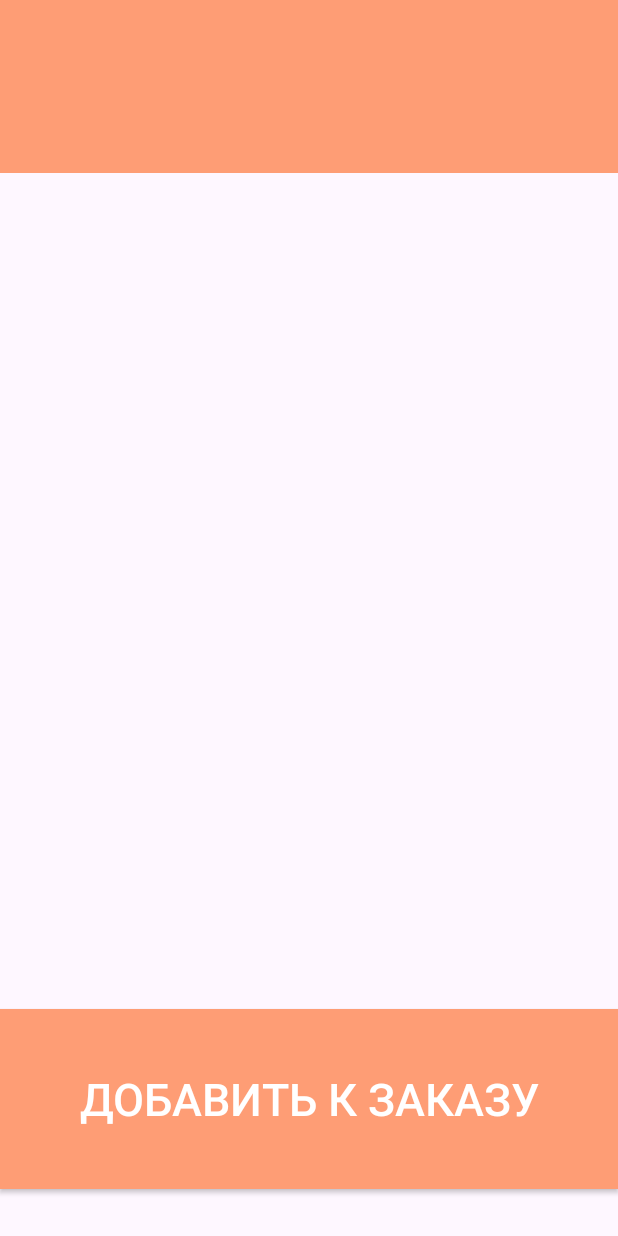
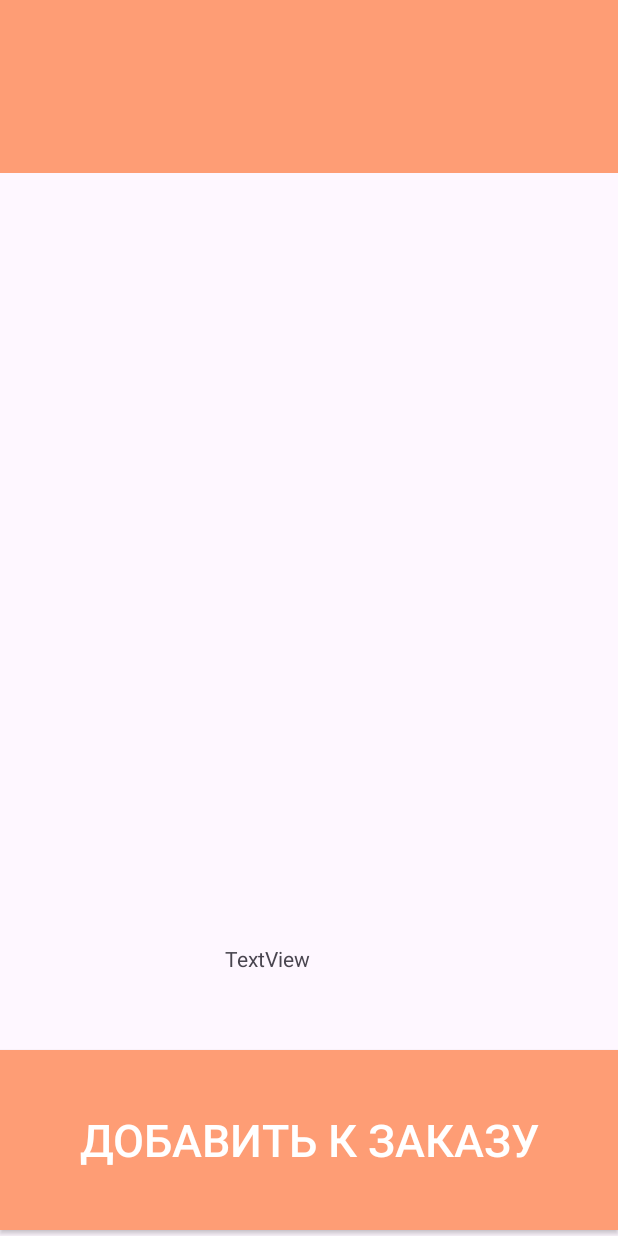
Before and after one commit to Joe6355/Coffe_DSV, an Android app: the Main3Activity screen opened directly, with no data from a screen before it, after a tap on "ДОБАВИТЬ К ЗАКАЗУ", on a phone screen of 412 x 824 dp. Run offline under Robolectric (Android 15) with nearby library versions, the phone set to English and light mode, and no system bars.

Commit message:
Сделал:      -в корзине теперь отображается цена товара, как и в самой активити      -поставлена защита от дурака, оплата не начнется пока пустая корзина

```diff
--- a/app/src/main/java/com/example/coffe_dsv/CartAdapter.java
+++ b/app/src/main/java/com/example/coffe_dsv/CartAdapter.java
@@ -45,10 +45,12 @@ public class CartAdapter extends BaseAdapter {
 
         ImageView itemImage = convertView.findViewById(R.id.item_image);
         TextView itemName = convertView.findViewById(R.id.item_name);
+        TextView itemPrice = convertView.findViewById(R.id.item_price);
         Button removeButton = convertView.findViewById(R.id.remove_button);
 
         itemImage.setImageResource(item.getImageResource());
         itemName.setText(item.getName());
+        itemPrice.setText(String.format("$%.2f", item.getPrice()));  // Установить цену
 
         removeButton.setOnClickListener(new View.OnClickListener() {
             @Override
--- a/app/src/main/java/com/example/coffe_dsv/Item.java
+++ b/app/src/main/java/com/example/coffe_dsv/Item.java
@@ -4,11 +4,13 @@ public class Item {
     private int id;
     private String name;
     private int imageResource;
+    private double price; // Новое поле
 
-    public Item(int id, String name, int imageResource) {
+    public Item(int id, String name, int imageResource, double price) {
         this.id = id;
         this.name = name;
         this.imageResource = imageResource;
+        this.price = price; // Инициализация нового поля
     }
 
     public int getId() {
@@ -22,4 +24,8 @@ public class Item {
     public int getImageResource() {
         return imageResource;
     }
+
+    public double getPrice() {
+        return price;
+    }
 }
--- a/app/src/main/res/layout/activity_main3.xml
+++ b/app/src/main/res/layout/activity_main3.xml
@@ -9,11 +9,10 @@
 
     <FrameLayout
         android:id="@+id/frame_layout"
-        android:layout_width="match_parent"
-        android:layout_height="495dp"
+        android:layout_width="401dp"
+        android:layout_height="454dp"
         android:background="@android:color/transparent"
         android:backgroundTint="@android:color/transparent"
-        app:layout_constraintBottom_toTopOf="@+id/add_to_bascet"
         app:layout_constraintEnd_toEndOf="parent"
         app:layout_constraintStart_toStartOf="parent"
         app:layout_constraintTop_toBottomOf="@+id/imageView52">
@@ -51,4 +50,18 @@
         app:layout_constraintVertical_bias="0.971"
         tools:ignore="TextContrastCheck" />
 
+    <TextView
+        android:id="@+id/item_price_main"
+        android:layout_width="89dp"
+        android:layout_height="25dp"
+        android:layout_marginStart="165dp"
+        android:layout_marginTop="15dp"
+        android:layout_marginEnd="188dp"
+        android:layout_marginBottom="1dp"
+        android:text="TextView"
+        app:layout_constraintBottom_toTopOf="@+id/add_to_bascet"
+        app:layout_constraintEnd_toEndOf="parent"
+        app:layout_constraintStart_toStartOf="parent"
+        app:layout_constraintTop_toBottomOf="@+id/frame_layout" />
+
 </androidx.constraintlayout.widget.ConstraintLayout>
```
Also changed, not shown: app/src/main/java/com/example/coffe_dsv/CorzinaActivity.java (+4 -4 lines), app/src/main/java/com/example/coffe_dsv/Main3Activity.java (+24 -1 lines), app/src/main/res/layout/corzinamacet.xml (+9 -1 lines).
